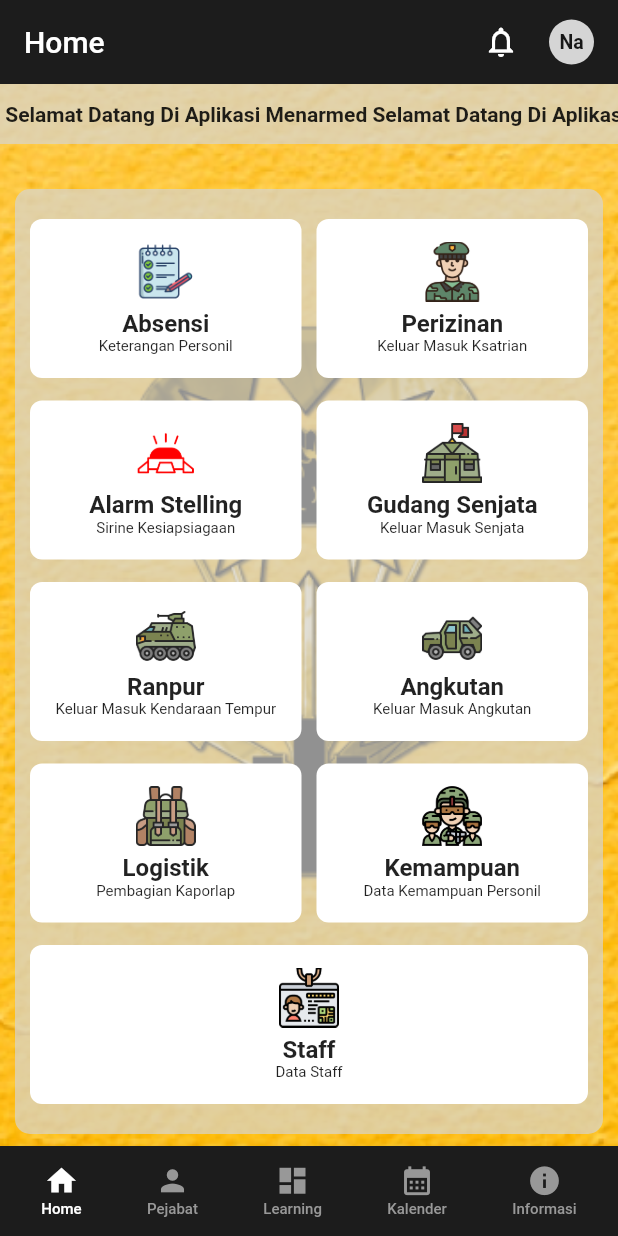
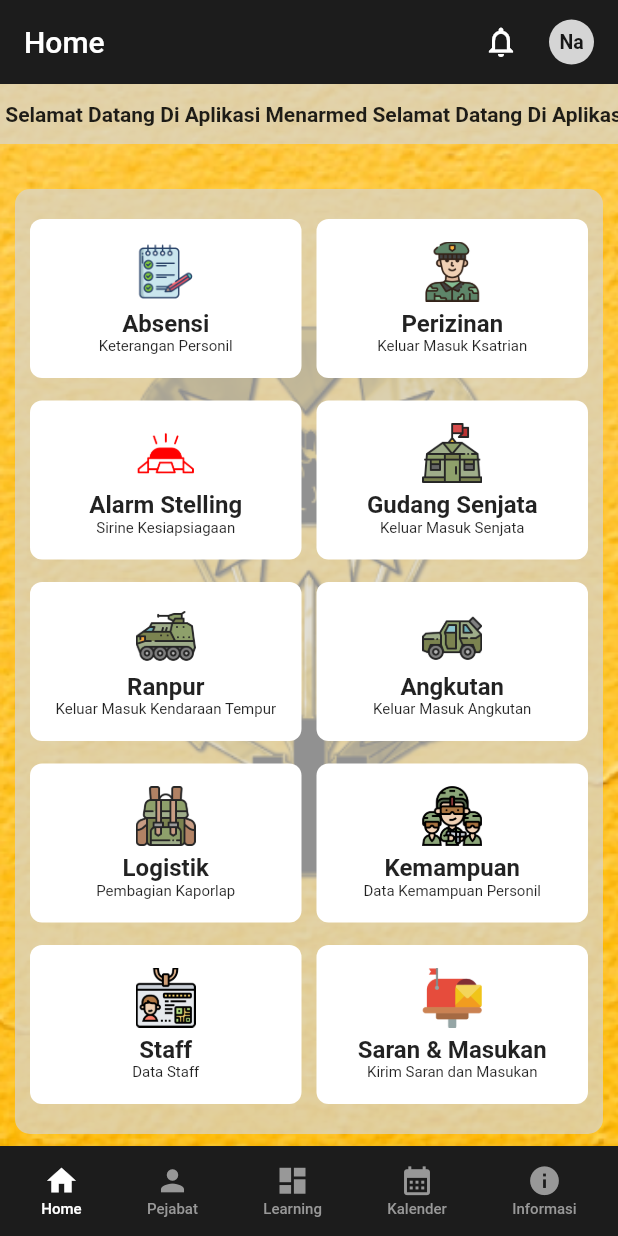
Before and after one commit to jujunjuna189/menarmed_mobile, a Flutter app: the HomeScreen screen opened by its route, item 2 of the bottom bar chosen, on a phone screen of 412 x 824 dp. Run offline on Flutter 3.47's test engine with Material 2 defaults, Android fonts, the phone set to English and light mode, and no system bars; drawn by our look-alikes of marquee; our stand-ins replace assets_audio_player, carousel_slider, firebase_core, firebase_database, flutter_easyloading, flutter_local_notifications and 5 more; missing offline and left inert: flutter_background_service, qr_code_scanner, simple_ripple_animation; accounts and stored records are empty; network calls fail.

Commit message:
Update saran

```diff
--- a/lib/routes/route_generator.dart
+++ b/lib/routes/route_generator.dart
@@ -28,6 +28,7 @@ import 'package:menarmed_mobile/screens/report/report_vehicle_van_permission_scr
 import 'package:menarmed_mobile/screens/scan_qr/scan_screen.dart';
 import 'package:menarmed_mobile/screens/splash/splash_screen.dart';
 import 'package:menarmed_mobile/screens/staff/staff_screen.dart';
+import 'package:menarmed_mobile/screens/suggestion/suggestion_screen.dart';
 
 class RouteGenerator {
   static Route<dynamic> generateRoute(RouteSettings settings) {
@@ -55,7 +56,10 @@ class RouteGenerator {
         }
         return _errorRoute();
       case '/home':
-        return MaterialPageRoute(builder: (_) => const HomeScreen(title: "Home",));
+        return MaterialPageRoute(
+            builder: (_) => const HomeScreen(
+                  title: "Home",
+                ));
       case '/scan_qr':
         return MaterialPageRoute(builder: (_) => const ScanScreen());
       case '/detail_kostrad':
@@ -130,6 +134,8 @@ class RouteGenerator {
         return MaterialPageRoute(builder: (_) => const AbilityDataScreen());
       case '/staff':
         return MaterialPageRoute(builder: (_) => const StaffScreen());
+      case '/suggestion':
+        return MaterialPageRoute(builder: (_) => const SuggestionScreen());
       case '/report_presence':
         return MaterialPageRoute(builder: (_) => const ReportPresenceScreen());
       case '/report_permission':
@@ -143,7 +149,7 @@ class RouteGenerator {
       case '/report_logistics':
         return MaterialPageRoute(builder: (_) => const ReportLogisticsScreen());
       default:
-      // If there is no such named route in the switch statement, e.g. /third
+        // If there is no such named route in the switch statement, e.g. /third
         return _errorRoute();
     }
   }
--- a/lib/screens/dashboard/dashboard_screen.dart
+++ b/lib/screens/dashboard/dashboard_screen.dart
@@ -46,8 +46,7 @@ class _DashboardScreenState extends State<DashboardScreen> {
       if (value['role'] == 1 || value['role'] == '1') {
         Navigator.of(context).pushNamed("/alarm");
       } else {
-        ToastAlert.instance.showMessage(
-            customMessage: true, customMessageText: "Hanya yang berwenang");
+        ToastAlert.instance.showMessage(customMessage: true, customMessageText: "Hanya yang berwenang");
       }
     });
   }
@@ -109,11 +108,8 @@ class _DashboardScreenState extends State<DashboardScreen> {
           child: Column(
             children: [
               Container(
-                padding:
-                    const EdgeInsets.symmetric(vertical: 20, horizontal: 10),
-                decoration: BoxDecoration(
-                    color: bgLightTransparent,
-                    borderRadius: BorderRadius.circular(10)),
+                padding: const EdgeInsets.symmetric(vertical: 20, horizontal: 10),
+                decoration: BoxDecoration(color: bgLightTransparent, borderRadius: BorderRadius.circular(10)),
                 child: Column(
                   children: [
                     Row(
@@ -125,27 +121,20 @@ class _DashboardScreenState extends State<DashboardScreen> {
                               Navigator.of(context).pushNamed("/presence");
                             }),
                             child: Container(
-                              padding: const EdgeInsets.symmetric(
-                                  vertical: 15, horizontal: 15),
+                              padding: const EdgeInsets.symmetric(vertical: 15, horizontal: 15),
                               decoration: BoxDecoration(
                                 color: bgWhite,
                                 borderRadius: BorderRadius.circular(8),
                               ),
                               child: Column(
                                 children: [
-                                  SizedBox(
-                                      width: 40,
-                                      height: 40,
-                                      child: Image.asset(
-                                          "assets/images/icon/note.png")),
+                                  SizedBox(width: 40, height: 40, child: Image.asset("assets/images/icon/note.png")),
                                   const SizedBox(
                                     height: 5,
                                   ),
                                   const Text(
                                     "Absensi",
-                                    style: TextStyle(
-                                        fontSize: 16,
-                                        fontWeight: FontWeight.bold),
+                                    style: TextStyle(fontSize: 16, fontWeight: FontWeight.bold),
                                   ),
                                   const Text(
                                     "Keterangan Personil",
@@ -166,27 +155,20 @@ class _DashboardScreenState extends State<DashboardScreen> {
                               Navigator.of(context).pushNamed("/permission");
                             }),
                             child: Container(
-                              padding: const EdgeInsets.symmetric(
-                                  vertical: 15, horizontal: 15),
+                              padding: const EdgeInsets.symmetric(vertical: 15, horizontal: 15),
                               decoration: BoxDecoration(
                                 color: bgWhite,
                                 borderRadius: BorderRadius.circular(8),
                               ),
                               child: Column(
                                 children: [
-                                  SizedBox(
-                                      width: 40,
-                                      height: 40,
-                                      child: Image.asset(
-                                          "assets/images/icon/soldier.png")),
+                                  SizedBox(width: 40, height: 40, child: Image.asset("assets/images/icon/soldier.png")),
                                   const SizedBox(
                                     height: 5,
                                   ),
                                   const Text(
                                     "Perizinan",
-                                    style: TextStyle(
-                                        fontSize: 16,
-                                        fontWeight: FontWeight.bold),
+                                    style: TextStyle(fontSize: 16, fontWeight: FontWeight.bold),
                                   ),
                                   const Text(
                                     "Keluar Masuk Ksatrian",
@@ -212,27 +194,20 @@ class _DashboardScreenState extends State<DashboardScreen> {
                               alarmNavigation();
                             }),
                             child: Container(
-                              padding: const EdgeInsets.symmetric(
-                                  vertical: 15, horizontal: 15),
+                              padding: const EdgeInsets.symmetric(vertical: 15, horizontal: 15),
                               decoration: BoxDecoration(
                                 color: bgWhite,
                                 borderRadius: BorderRadius.circular(8),
                               ),
                               child: Column(
                                 children: [
-                                  SizedBox(
-                                      width: 40,
-                                      height: 40,
-                                      child: Image.asset(
-                                          "assets/images/icon/alarm.png")),
+                                  SizedBox(width: 40, height: 40, child: Image.asset("assets/images/icon/alarm.png")),
                                   const SizedBox(
                                     height: 5,
                                   ),
                                   const Text(
                                     "Alarm Stelling",
-                                    style: TextStyle(
-                                        fontSize: 16,
-                                        fontWeight: FontWeight.bold),
+                                    style: TextStyle(fontSize: 16, fontWeight: FontWeight.bold),
                                   ),
                                   const Text(
                                     "Sirine Kesiapsiagaan",
@@ -253,8 +228,7 @@ class _DashboardScreenState extends State<DashboardScreen> {
                               Navigator.of(context).pushNamed("/armory");
                             }),
                             child: Container(
-                              padding: const EdgeInsets.symmetric(
-                                  vertical: 15, horizontal: 15),
+                              padding: const EdgeInsets.symmetric(vertical: 15, horizontal: 15),
                               decoration: BoxDecoration(
                                 color: bgWhite,
                                 borderRadius: BorderRadius.circular(8),
@@ -262,18 +236,13 @@ class _DashboardScreenState extends State<DashboardScreen> {
                               child: Column(
                                 children: [
                                   SizedBox(
-                                      width: 40,
-                                      height: 40,
-                                      child: Image.asset(
-                                          "assets/images/icon/barracks.png")),
+                                      width: 40, height: 40, child: Image.asset("assets/images/icon/barracks.png")),
                                   const SizedBox(
                                     height: 5,
                                   ),
                                   const Text(
                                     "Gudang Senjata",
-                                    style: TextStyle(
-                                        fontSize: 16,
-                                        fontWeight: FontWeight.bold),
+                                    style: TextStyle(fontSize: 16, fontWeight: FontWeight.bold),
                                   ),
                                   const Text(
                                     "Keluar Masuk Senjata",
@@ -296,12 +265,10 @@ class _DashboardScreenState extends State<DashboardScreen> {
                         Expanded(
                           child: GestureDetector(
                             onTap: (() {
-                              Navigator.of(context)
-                                  .pushNamed("/vehicle_van_permission");
+                              Navigator.of(context).pushNamed("/vehicle_van_permission");
                             }),
                             child: Container(
-                              padding: const EdgeInsets.symmetric(
-                                  vertical: 15, horizontal: 15),
+                              padding: const EdgeInsets.symmetric(vertical: 15, horizontal: 15),
                               decoration: BoxDecoration(
                                 color: bgWhite,
                                 borderRadius: BorderRadius.circular(8),
@@ -309,18 +276,13 @@ class _DashboardScreenState extends State<DashboardScreen> {
                               child: Column(
                                 children: [
                                   SizedBox(
-                                      width: 40,
-                                      height: 40,
-                                      child: Image.asset(
-                                          "assets/images/icon/armored-van.png")),
+                                      width: 40, height: 40, child: Image.asset("assets/images/icon/armored-van.png")),
                                   const SizedBox(
                                     height: 5,
                                   ),
                                   const Text(
                                     "Ranpur",
-                                    style: TextStyle(
-                                        fontSize: 16,
-                                        fontWeight: FontWeight.bold),
+                                    style: TextStyle(fontSize: 16, fontWeight: FontWeight.bold),
                                   ),
                                   const Text(
                                     "Keluar Masuk Kendaraan Tempur",
@@ -338,12 +300,10 @@ class _DashboardScreenState extends State<DashboardScreen> {
                         Expanded(
                           child: GestureDetector(
                             onTap: (() {
-                              Navigator.of(context)
-                                  .pushNamed("/vehicle_permission");
+                              Navigator.of(context).pushNamed("/vehicle_permission");
                             }),
                             child: Container(
-                              padding: const EdgeInsets.symmetric(
-                                  vertical: 15, horizontal: 15),
+                              padding: const EdgeInsets.symmetric(vertical: 15, horizontal: 15),
                               decoration: BoxDecoration(
                                 color: bgWhite,
                                 borderRadius: BorderRadius.circular(8),
@@ -353,16 +313,13 @@ class _DashboardScreenState extends State<DashboardScreen> {
                                   SizedBox(
                                       width: 40,
                                       height: 40,
-                                      child: Image.asset(
-                                          "assets/images/icon/armored-vehicle.png")),
+                                      child: Image.asset("assets/images/icon/armored-vehicle.png")),
                                   const SizedBox(
                                     height: 5,
                                   ),
                                   const Text(
                                     "Angkutan",
-                                    style: TextStyle(
-                                        fontSize: 16,
-                                        fontWeight: FontWeight.bold),
+                                    style: TextStyle(fontSize: 16, fontWeight: FontWeight.bold),
                                   ),
                                   const Text(
                                     "Keluar Masuk Angkutan",
@@ -388,8 +345,7 @@ class _DashboardScreenState extends State<DashboardScreen> {
                               Navigator.of(context).pushNamed("/logistics");
                             }),
                             child: Container(
-                              padding: const EdgeInsets.symmetric(
-                                  vertical: 15, horizontal: 15),
+                              padding: const EdgeInsets.symmetric(vertical: 15, horizontal: 15),
                               decoration: BoxDecoration(
                                 color: bgWhite,
                                 borderRadius: BorderRadius.circular(8),
@@ -397,18 +353,13 @@ class _DashboardScreenState extends State<DashboardScreen> {
                               child: Column(
                                 children: [
                                   SizedBox(
-                                      width: 40,
-                                      height: 40,
-                                      child: Image.asset(
-                                          "assets/images/icon/backpack.png")),
+                                      width: 40, height: 40, child: Image.asset("assets/images/icon/backpack.png")),
                                   const SizedBox(
                                     height: 5,
                                   ),
                                   const Text(
                                     "Logistik",
-                                    style: TextStyle(
-                                        fontSize: 16,
-                                        fontWeight: FontWeight.bold),
+                                    style: TextStyle(fontSize: 16, fontWeight: FontWeight.bold),
                                   ),
                                   const Text(
                                     "Pembagian Kaporlap",
@@ -429,27 +380,20 @@ class _DashboardScreenState extends State<DashboardScreen> {
                               Navigator.of(context).pushNamed("/ability_data");
                             }),
                             child: Container(
-                              padding: const EdgeInsets.symmetric(
-                                  vertical: 15, horizontal: 15),
+                              padding: const EdgeInsets.symmetric(vertical: 15, horizontal: 15),
                               decoration: BoxDecoration(
                                 color: bgWhite,
                                 borderRadius: BorderRadius.circular(8),
                               ),
                               child: Column(
                                 children: [
-                                  SizedBox(
-                                      width: 40,
-                                      height: 40,
-                                      child: Image.asset(
-                                          "assets/images/icon/army.png")),
+                                  SizedBox(width: 40, height: 40, child: Image.asset("assets/images/icon/army.png")),
                                   const SizedBox(
                                     height: 5,
                                   ),
                                   const Text(
                                     "Kemampuan",
-                                    style: TextStyle(
-                                        fontSize: 16,
-                                        fontWeight: FontWeight.bold),
+                                    style: TextStyle(fontSize: 16, fontWeight: FontWeight.bold),
                                   ),
                                   const Text(
                                     "Data Kemampuan Personil",
@@ -475,8 +419,7 @@ class _DashboardScreenState extends State<DashboardScreen> {
                               Navigator.of(context).pushNamed("/staff");
                             }),
                             child: Container(
-                              padding: const EdgeInsets.symmetric(
-                                  vertical: 15, horizontal: 15),
+                              padding: const EdgeInsets.symmetric(vertical: 15, horizontal: 15),
                               decoration: BoxDecoration(
                                 color: bgWhite,
                                 borderRadius: BorderRadius.circular(8),
@@ -486,16 +429,13 @@ class _DashboardScreenState extends State<DashboardScreen> {
                                   SizedBox(
                                       width: 40,
                                       height: 40,
-                                      child: Image.asset(
-                                          "assets/images/icon/identification-card.png")),
+                                      child: Image.asset("assets/images/icon/identification-card.png")),
                                   const SizedBox(
                                     height: 5,
                                   ),
                                   const Text(
                                     "Staff",
-                                    style: TextStyle(
-                                        fontSize: 16,
-                                        fontWeight: FontWeight.bold),
+                                    style: TextStyle(fontSize: 16, fontWeight: FontWeight.bold),
                                   ),
                                   const Text(
                                     "Data Staff",
@@ -507,6 +447,41 @@ class _DashboardScreenState extends State<DashboardScreen> {
                             ),
                           ),
                         ),
+                        const SizedBox(
+                          width: 10,
+                        ),
+                        Expanded(
+                          child: GestureDetector(
+                            onTap: (() {
+                              Navigator.of(context).pushNamed("/suggestion");
+                            }),
+                            child: Container(
+                              padding: const EdgeInsets.symmetric(vertical: 15, horizontal: 15),
+                              decoration: BoxDecoration(
+                                color: bgWhite,
+                                borderRadius: BorderRadius.circular(8),
+                              ),
+                              child: Column(
+                                children: [
+                                  SizedBox(
+                                      width: 40, height: 40, child: Image.asset("assets/images/icon/letterbox.png")),
+                                  const SizedBox(
+                                    height: 5,
+                                  ),
+                                  const Text(
+                                    "Saran & Masukan",
+                                    style: TextStyle(fontSize: 16, fontWeight: FontWeight.bold),
+                                  ),
+                                  const Text(
+                                    "Kirim Saran dan Masukan",
+                                    textAlign: TextAlign.center,
+                                    style: TextStyle(fontSize: 10),
+                                  ),
+                                ],
+                              ),
+                            ),
+                          ),
+                        )
                       ],
                     ),
                   ],
--- a/lib/utils/api.dart
+++ b/lib/utils/api.dart
@@ -1,7 +1,7 @@
 class Api {
   // static const server = 'http://10.0.2.2:8000/';
-  // static const server = 'http://192.168.1.3:8000/';
-  static const server = 'https://menarmed.hplbz18.com/';
+  static const server = 'http://192.168.1.10:8000/';
+  // static const server = 'https://menarmed.hplbz18.com/';
   //Auth
   static const login = '${server}api/login';
   static const register = '${server}api/register';
@@ -41,6 +41,9 @@ class Api {
   static const kostradShow = '${server}api/kostrad/show';
   //Calendar
   static const calendarShow = '${server}api/event/show';
+  // Suggestion
+  static const suggestion = '${server}api/saran/store';
+  static const reportSuggestion = '${server}api/report/saran';
   //Report
   static const reportAbsensi = '${server}api/report/absensi';
   static const reportPerizinan = '${server}api/report/perizinan';
```
Also changed, not shown: lib/repository/suggestion_repo.dart (added, +58 -0 lines), lib/screens/suggestion/suggestion_screen.dart (added, +105 -0 lines), lib/widgets/text_field/field_area.dart (added, +41 -0 lines), assets/images/icon/letterbox.png (added), pubspec.lock, 2 other files.
